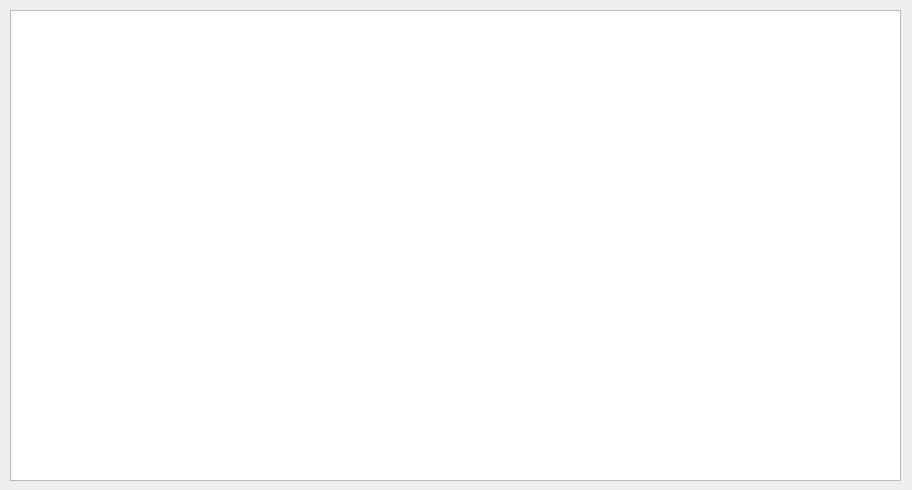
Before: the Qt Designer form SohoSecurity/SohoSecurity/ProcessTabWidget.ui in fa1c0n1/funny_learning, drawn with Qt 5.
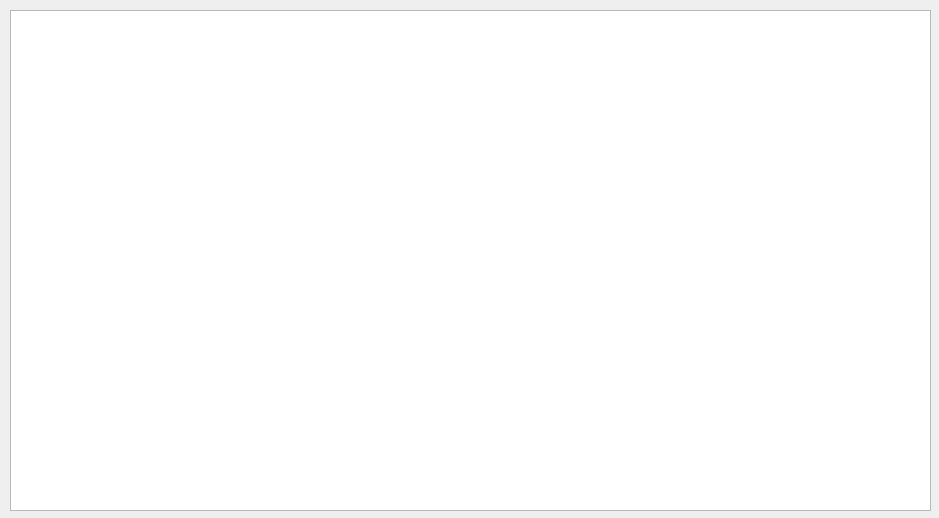
After: the same form once the commit is applied.

Patch:
```diff
--- a/SohoSecurity/SohoSecurity/ProcessTabWidget.ui
+++ b/SohoSecurity/SohoSecurity/ProcessTabWidget.ui
@@ -6,8 +6,8 @@
    <rect>
     <x>0</x>
     <y>0</y>
-    <width>912</width>
-    <height>490</height>
+    <width>939</width>
+    <height>518</height>
    </rect>
   </property>
   <property name="windowTitle">
@@ -18,8 +18,8 @@
     <rect>
      <x>10</x>
      <y>10</y>
-     <width>891</width>
-     <height>471</height>
+     <width>921</width>
+     <height>501</height>
     </rect>
    </property>
    <property name="editTriggers">
```
